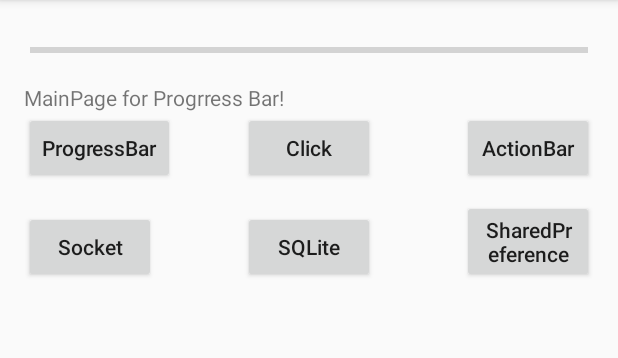
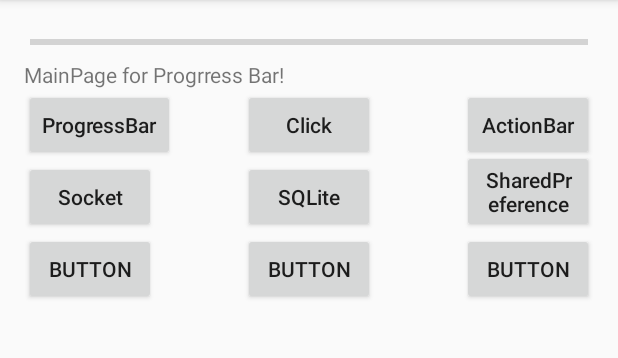
Before and after one commit to Blaine13Git/AndroidSkillTest, an Android app: the screen it shows after launch (MainActivity), on a phone screen of 412 x 824 dp, the part 84-442 px from its top. Run offline under Robolectric (Android 15) with nearby library versions, the phone set to English and light mode, and no system bars.

```diff
--- a/app/src/main/res/layout/activity_main.xml
+++ b/app/src/main/res/layout/activity_main.xml
@@ -14,20 +14,10 @@
         style="?android:attr/progressBarStyleHorizontal"
         android:layout_width="match_parent"
         android:layout_height="wrap_content"
-        android:layout_marginTop="5dp"
+        android:layout_marginTop="0dp"
         android:indeterminate="false"
         android:max="10"
         android:padding="4dip" />
-
-    <TextView
-        android:id="@+id/textView"
-        android:layout_width="wrap_content"
-        android:layout_height="wrap_content"
-        android:layout_alignParentEnd="false"
-        android:layout_below="@id/progressBar1"
-        android:layout_marginTop="10dp"
-        android:text="MainPage for Progrress Bar!"
-        android:textAllCaps="false" />
 
     <Button
         android:id="@+id/button"
@@ -62,27 +52,6 @@
     <Button
         android:layout_width="wrap_content"
         android:layout_height="wrap_content"
-        android:text="Socket"
-        android:id="@+id/button9"
-        android:layout_marginTop="18dp"
-        android:textAllCaps="false"
-        android:onClick="goSocket"
-        android:layout_below="@+id/button"
-        android:layout_alignParentStart="true" />
-
-    <Button
-        android:layout_width="wrap_content"
-        android:layout_height="wrap_content"
-        android:text="SQLite"
-        android:id="@+id/button12"
-        android:layout_alignBottom="@+id/button9"
-        android:layout_centerHorizontal="true"
-        android:textAllCaps="false"
-        android:onClick="goSQLite"/>
-
-    <Button
-        android:layout_width="wrap_content"
-        android:layout_height="wrap_content"
         android:text="SharedPreference"
         android:id="@+id/button14"
         android:layout_alignBottom="@+id/button12"
@@ -90,4 +59,59 @@
         android:textAllCaps="false"
         android:onClick="goPreference"/>
 
+    <Button
+        android:text="Button"
+        android:layout_width="wrap_content"
+        android:layout_height="wrap_content"
+        android:layout_alignTop="@+id/button19"
+        android:layout_alignEnd="@+id/button12"
+        android:id="@+id/button20" />
+
+    <Button
+        android:text="Button"
+        android:layout_width="wrap_content"
+        android:layout_height="wrap_content"
+        android:id="@+id/button21"
+        android:layout_alignBaseline="@+id/button20"
+        android:layout_alignBottom="@+id/button20"
+        android:layout_alignParentEnd="true" />
+
+    <Button
+        android:layout_width="wrap_content"
+        android:layout_height="wrap_content"
+        android:text="SQLite"
+        android:id="@+id/button12"
+        android:textAllCaps="false"
+        android:onClick="goSQLite"
+        android:layout_alignBaseline="@+id/button9"
+        android:layout_alignBottom="@+id/button9"
+        android:layout_alignStart="@+id/button2" />
+
+    <Button
+        android:text="Button"
+        android:layout_width="wrap_content"
+        android:layout_height="wrap_content"
+        android:id="@+id/button19"
+        android:layout_below="@+id/button9"
+        android:layout_alignParentStart="true" />
+
+    <Button
+        android:layout_width="wrap_content"
+        android:layout_height="wrap_content"
+        android:text="Socket"
+        android:id="@+id/button9"
+        android:textAllCaps="false"
+        android:onClick="goSocket"
+        android:layout_below="@+id/button"
+        android:layout_alignParentStart="true" />
+
+    <TextView
+        android:id="@+id/textView"
+        android:layout_width="wrap_content"
+        android:layout_height="wrap_content"
+        android:text="MainPage for Progrress Bar!"
+        android:textAllCaps="false"
+        android:layout_below="@+id/progressBar1"
+        android:layout_alignParentStart="true" />
+
 </RelativeLayout>
--- a/build.gradle
+++ b/build.gradle
@@ -5,7 +5,9 @@ buildscript {
         jcenter()
     }
     dependencies {
-        classpath 'com.android.tools.build:gradle:3.3-rc-1'
+        classpath 'com.android.tools.build:gradle:2.2.3'
+        classpath 'com.getkeepsafe.dexcount:dexcount-gradle-plugin:0.6.2'
+        classpath 'org.ajoberstar:gradle-jacoco:0.2.0'
         // NOTE: Do not place your application dependencies here; they belong
         // in the individual module build.gradle files
     }
@@ -14,6 +16,7 @@ buildscript {
 allprojects {
     repositories {
         jcenter()
+        mavenCentral()
     }
 }
 
```
Also changed, not shown: app/build.gradle (+66 -9 lines), app/src/main/AndroidManifest.xml (+8 -0 lines), app/src/main/java/codeCoverage/FinishListener.java (added, +10 -0 lines), app/src/main/java/codeCoverage/InstrumentedActivity.java (added, +37 -0 lines), app/src/main/java/codeCoverage/JacocoInstrumentation.java (added, +153 -0 lines).
